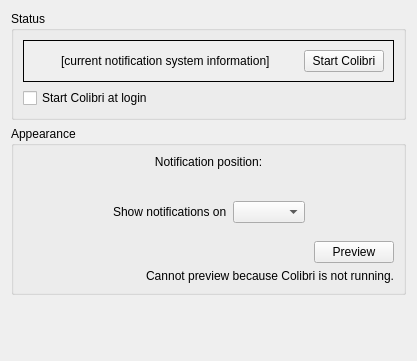
Above: kcm/controlmodule.ui from KDE/colibri before the change. Below: the same form after it.
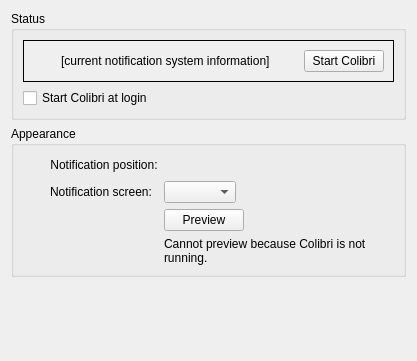
That is the form after the change. Custom widgets are drawn as their Qt base class.

Commit message: Playing with layout

Diff of the .ui file:
```diff
--- a/kcm/controlmodule.ui
+++ b/kcm/controlmodule.ui
@@ -95,8 +95,23 @@
      <property name="title">
       <string>Appearance</string>
      </property>
-     <layout class="QVBoxLayout" name="verticalLayout_2">
+     <layout class="QHBoxLayout" name="horizontalLayout_5">
       <item>
+       <spacer name="horizontalSpacer_5">
+        <property name="orientation">
+         <enum>Qt::Horizontal</enum>
+        </property>
+        <property name="sizeHint" stdset="0">
+         <size>
+          <width>40</width>
+          <height>20</height>
+         </size>
+        </property>
+       </spacer>
+      </item>
+      <item>
+       <layout class="QFormLayout" name="formLayout">
+        <item row="0" column="0">
        <widget class="QLabel" name="label">
         <property name="text">
          <string>Notification position:</string>
@@ -106,21 +121,8 @@
         </property>
        </widget>
       </item>
-      <item>
+        <item row="0" column="1">
        <layout class="QHBoxLayout" name="horizontalLayout">
-        <item>
-         <spacer name="horizontalSpacer">
-          <property name="orientation">
-           <enum>Qt::Horizontal</enum>
-          </property>
-          <property name="sizeHint" stdset="0">
-           <size>
-            <width>0</width>
-            <height>20</height>
-           </size>
-          </property>
-         </spacer>
-        </item>
         <item>
          <widget class="Colibri::AlignmentSelector" name="alignmentSelector" native="true"/>
         </item>
@@ -139,28 +141,15 @@
         </item>
        </layout>
       </item>
-      <item>
-       <layout class="QHBoxLayout" name="horizontalLayout_3">
-        <item>
-         <spacer name="horizontalSpacer_6">
-          <property name="orientation">
-           <enum>Qt::Horizontal</enum>
-          </property>
-          <property name="sizeHint" stdset="0">
-           <size>
-            <width>40</width>
-            <height>20</height>
-           </size>
-          </property>
-         </spacer>
-        </item>
-        <item>
+        <item row="1" column="0">
          <widget class="QLabel" name="label_2">
           <property name="text">
-           <string>Show notifications on</string>
+           <string>Notification screen:</string>
           </property>
          </widget>
         </item>
+        <item row="1" column="1">
+         <layout class="QHBoxLayout" name="horizontalLayout_3">
         <item>
          <widget class="KComboBox" name="screenComboBox"/>
         </item>
@@ -179,37 +168,8 @@
         </item>
        </layout>
       </item>
-      <item>
-       <spacer name="verticalSpacer">
-        <property name="orientation">
-         <enum>Qt::Vertical</enum>
-        </property>
-        <property name="sizeType">
-         <enum>QSizePolicy::Fixed</enum>
-        </property>
-        <property name="sizeHint" stdset="0">
-         <size>
-          <width>20</width>
-          <height>12</height>
-         </size>
-        </property>
-       </spacer>
-      </item>
-      <item>
+        <item row="2" column="1">
        <layout class="QHBoxLayout" name="horizontalLayout_4">
-        <item>
-         <spacer name="horizontalSpacer_4">
-          <property name="orientation">
-           <enum>Qt::Horizontal</enum>
-          </property>
-          <property name="sizeHint" stdset="0">
-           <size>
-            <width>158</width>
-            <height>20</height>
-           </size>
-          </property>
-         </spacer>
-        </item>
         <item>
          <widget class="QPushButton" name="previewButton">
           <property name="text">
@@ -217,20 +177,51 @@
           </property>
          </widget>
         </item>
-       </layout>
-      </item>
       <item>
+           <spacer name="horizontalSpacer_4">
+            <property name="orientation">
+             <enum>Qt::Horizontal</enum>
+            </property>
+            <property name="sizeHint" stdset="0">
+             <size>
+              <width>158</width>
+              <height>20</height>
+             </size>
+            </property>
+           </spacer>
+          </item>
+         </layout>
+        </item>
+        <item row="3" column="1">
        <widget class="QLabel" name="previewImpossibleLabel">
+          <property name="sizePolicy">
+           <sizepolicy hsizetype="Expanding" vsizetype="Preferred">
+            <horstretch>0</horstretch>
+            <verstretch>0</verstretch>
+           </sizepolicy>
+          </property>
         <property name="text">
          <string>Cannot preview because Colibri is not running.</string>
         </property>
-        <property name="alignment">
-         <set>Qt::AlignRight|Qt::AlignTrailing|Qt::AlignVCenter</set>
-        </property>
         <property name="wordWrap">
          <bool>true</bool>
         </property>
        </widget>
+        </item>
+       </layout>
+      </item>
+      <item>
+       <spacer name="horizontalSpacer">
+        <property name="orientation">
+         <enum>Qt::Horizontal</enum>
+        </property>
+        <property name="sizeHint" stdset="0">
+         <size>
+          <width>18</width>
+          <height>20</height>
+         </size>
+        </property>
+       </spacer>
       </item>
      </layout>
     </widget>
```
Lines whose indentation alone changed are shown as unchanged.
